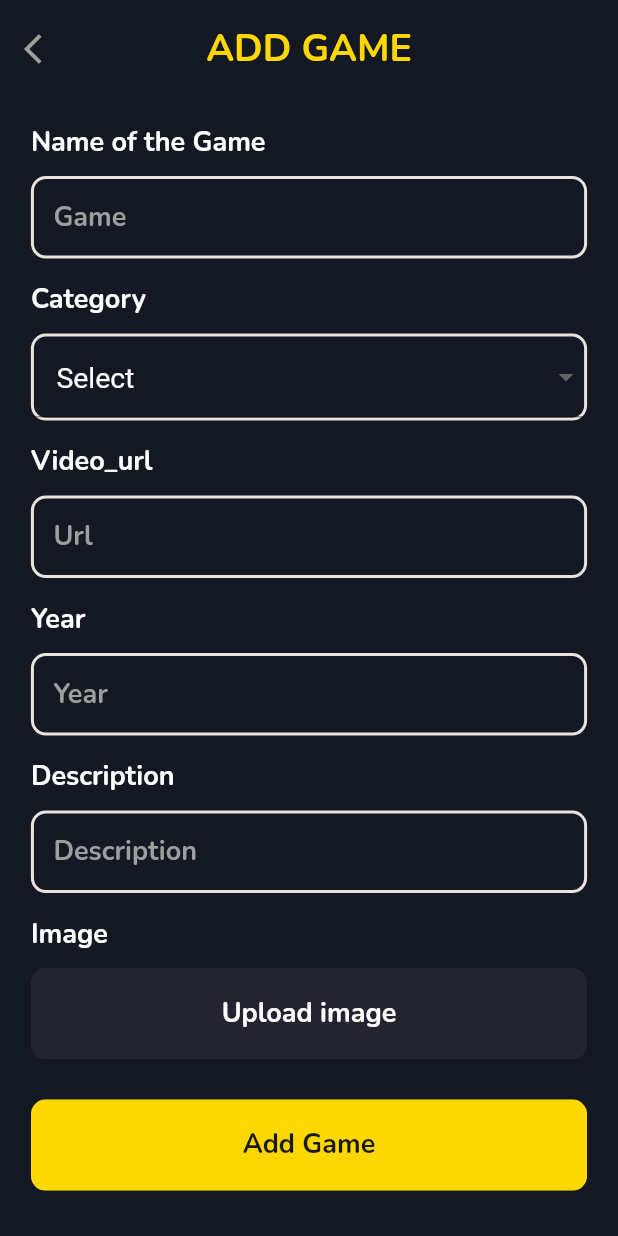
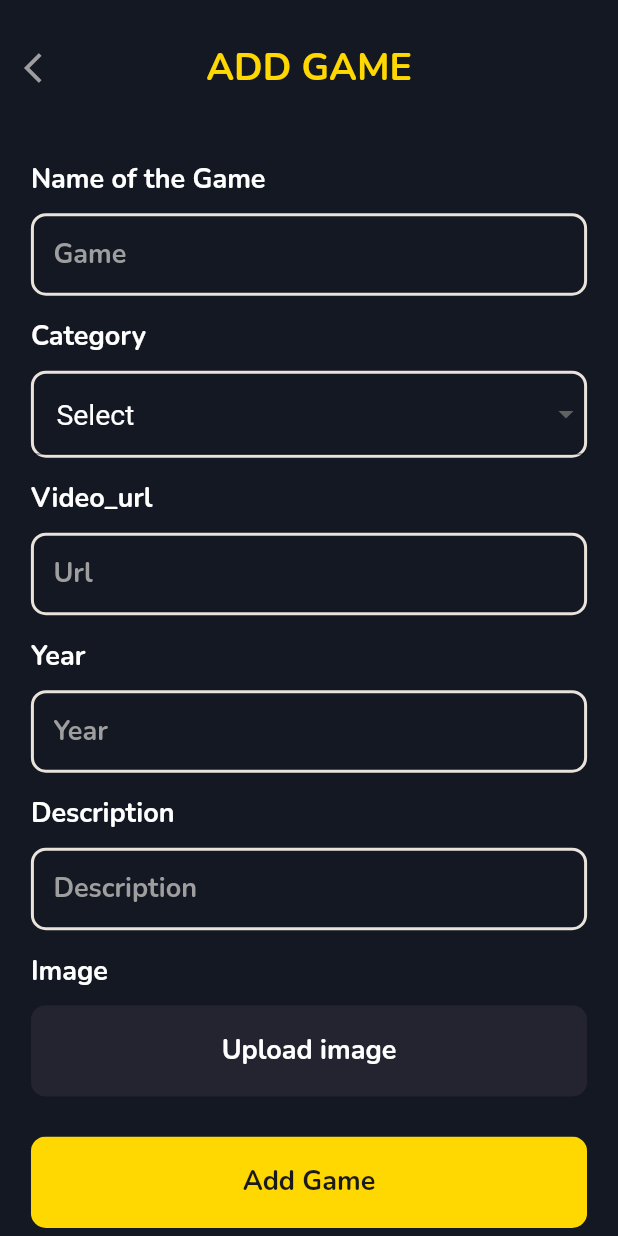
Before and after one commit to Y4S1-CTSE-2022/CTSE-FlutterProject, a Flutter app: the AddGameList screen opened directly, on a phone screen of 412 x 824 dp. Run offline on Flutter 3.47's test engine with Material 2 defaults, Android fonts, the phone set to English and light mode, and no system bars; our stand-ins replace carousel_slider, cool_alert, file_picker, firebase_auth, firebase_core, firebase_database and 5 more; accounts and stored records are empty.

Commit message:
Game adding UI done

```diff
--- a/lib/screens/AddGameList.dart
+++ b/lib/screens/AddGameList.dart
@@ -90,7 +90,7 @@ class _AddGameListState extends State<AddGameList> {
           pr.hide();
 
           Navigator.of(context).pushAndRemoveUntil(
-              MaterialPageRoute(builder: (c) => AdminMenueHome()),
+              MaterialPageRoute(builder: (c) => ViewGames()),
                   (route) => false);
       }
 
@@ -167,7 +167,7 @@ class _AddGameListState extends State<AddGameList> {
         extendBodyBehindAppBar: true,
         appBar:  AppBar(
           elevation: 0,
-          toolbarHeight: size.height*0.08,
+          toolbarHeight: size.height*0.11,
           backgroundColor: primaryColor,
           title: Text("ADD GAME",
               style: TextStyle(
```
